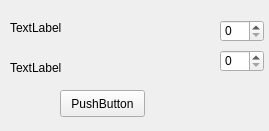
Above: src/ui/mecz.ui from messer440/obslugaTurnieji before the change. Below: the same form after it.
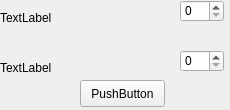
That is the form after the change.

What changed in the file:
```diff
--- a/src/ui/mecz.ui
+++ b/src/ui/mecz.ui
@@ -6,19 +6,40 @@
    <rect>
     <x>0</x>
     <y>0</y>
-    <width>269</width>
-    <height>131</height>
+    <width>230</width>
+    <height>110</height>
    </rect>
   </property>
+  <property name="minimumSize">
+   <size>
+    <width>230</width>
+    <height>110</height>
+   </size>
+  </property>
+  <property name="maximumSize">
+   <size>
+    <width>230</width>
+    <height>110</height>
+   </size>
+  </property>
+  <property name="baseSize">
+   <size>
+    <width>270</width>
+    <height>130</height>
+   </size>
+  </property>
   <property name="windowTitle">
    <string>Form</string>
   </property>
+  <property name="autoFillBackground">
+   <bool>false</bool>
+  </property>
   <widget class="QLabel" name="label">
    <property name="geometry">
     <rect>
-     <x>10</x>
-     <y>20</y>
-     <width>58</width>
+     <x>0</x>
+     <y>10</y>
+     <width>180</width>
      <height>16</height>
     </rect>
    </property>
@@ -29,9 +50,9 @@
   <widget class="QLabel" name="label_2">
    <property name="geometry">
     <rect>
-     <x>10</x>
+     <x>0</x>
      <y>60</y>
-     <width>58</width>
+     <width>180</width>
      <height>16</height>
     </rect>
    </property>
@@ -42,8 +63,8 @@
   <widget class="QSpinBox" name="spinBox">
    <property name="geometry">
     <rect>
-     <x>220</x>
-     <y>20</y>
+     <x>180</x>
+     <y>0</y>
      <width>44</width>
      <height>22</height>
     </rect>
@@ -52,7 +73,7 @@
   <widget class="QSpinBox" name="spinBox_2">
    <property name="geometry">
     <rect>
-     <x>220</x>
+     <x>180</x>
      <y>50</y>
      <width>44</width>
      <height>22</height>
@@ -62,8 +83,8 @@
   <widget class="QPushButton" name="pushButton">
    <property name="geometry">
     <rect>
-     <x>60</x>
-     <y>90</y>
+     <x>80</x>
+     <y>80</y>
      <width>85</width>
      <height>27</height>
     </rect>
```
